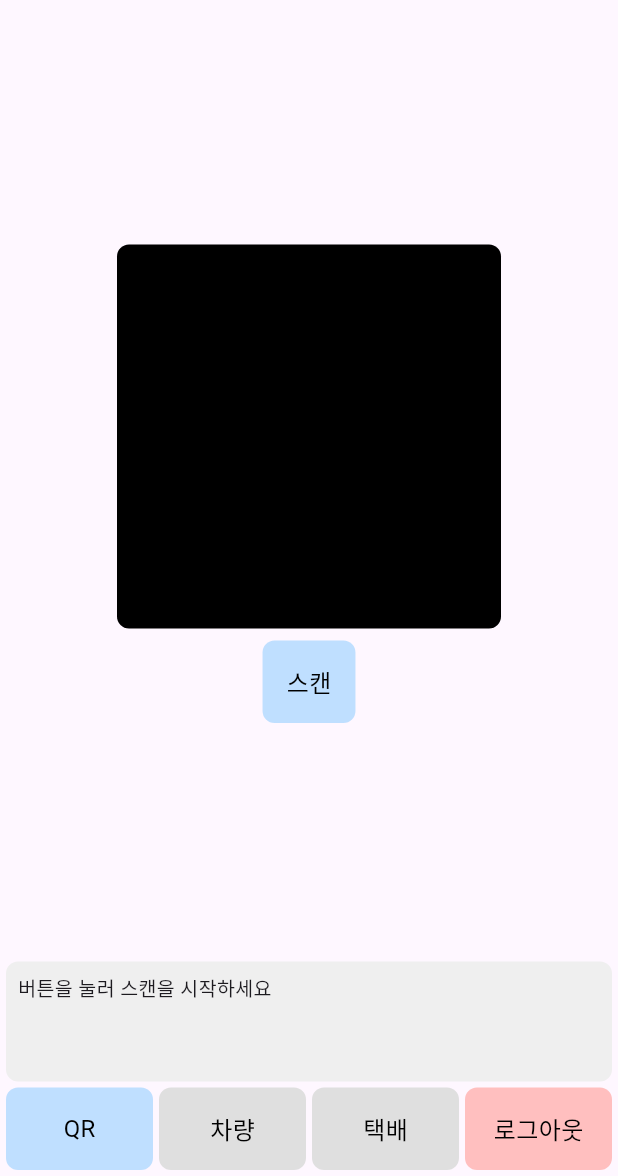
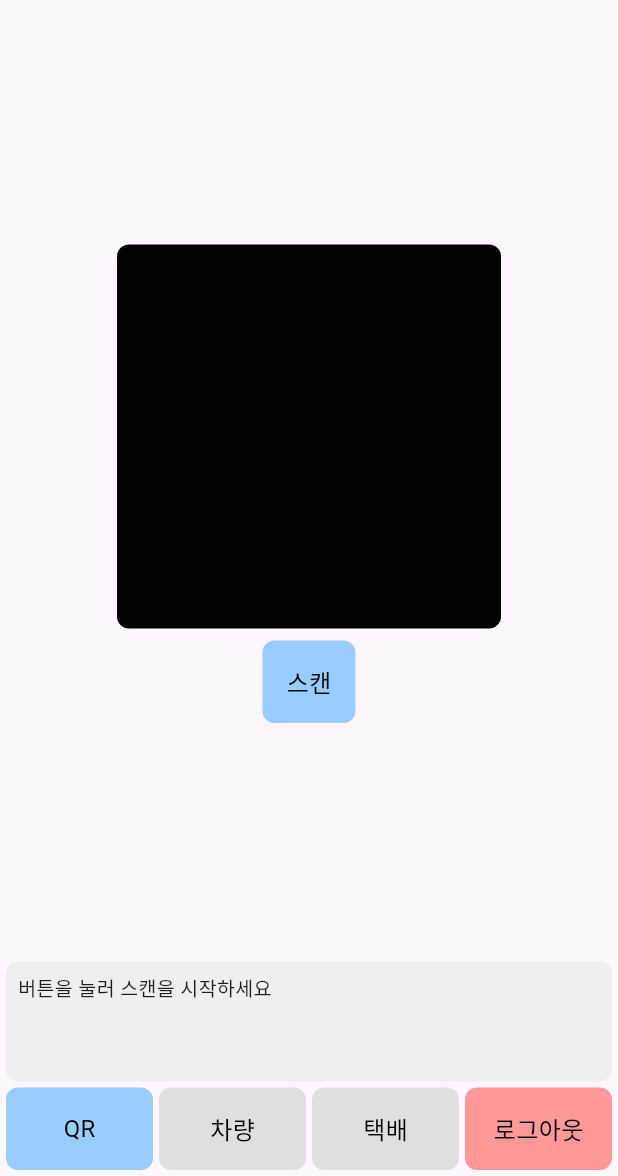
Before and after one commit to baboyiban/flutter_app, a Flutter app: the screen it shows after launch, on a phone screen of 412 x 824 dp, the part 60-1236 px from its top. Run offline on Flutter 3.47's test engine with Material 3 defaults, Android fonts, the phone set to English and light mode, and no system bars; missing offline and left inert: qr_code_scanner.

Commit message:
fix: Color 동기화

```diff
--- a/lib/constants/app_colors.dart
+++ b/lib/constants/app_colors.dart
@@ -1,12 +1,12 @@
 import 'package:flutter/material.dart';
 
 class AppColors {
-  static const Color blue = Color(0xFFBFDFFF);
+  static const Color blue = Color(0xFF99CCFF);
   static const Color gray = Color(0xFFEFEFEF);
   static const Color deepGray = Color(0xFFDFDFDF);
-  static const Color red = Color(0xFFFFBFBF);
+  static const Color red = Color(0xFFFF9999);
   static const Color text = Color(0xFF000000);
-  static const Color yellow = Color(0xFFFFEFBF);
+  static const Color yellow = Color(0xFFFFE699);
   static const Color green = Color(0xFFBFFFBF);
   static const Color black = Color(0xFF000000);
   static const Color shadow = Color(0x80000000);
```
